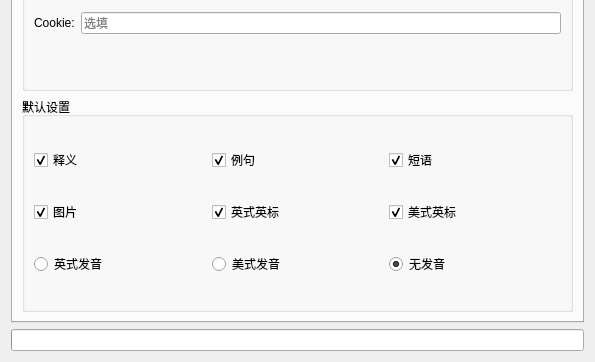
This is addon/designer/mainWindowForm.ui in megachweng/Dict2Anki as Qt 5 draws it before an edit; both pictures show x 0 to 595 and y 171 to 533 of the 595 by 533 pixel window. The edited form follows.
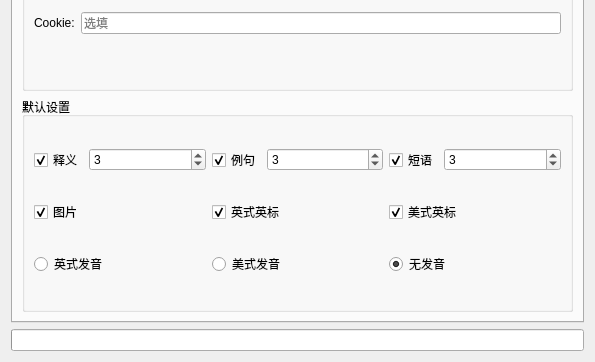
This is the edited form.

Commit message: 添加自定义短语 例句 释义数量选项

Diff of the .ui file:
```diff
--- a/addon/designer/mainWindowForm.ui
+++ b/addon/designer/mainWindowForm.ui
@@ -238,11 +238,45 @@
          <property name="title">
           <string>默认设置</string>
          </property>
-         <layout class="QGridLayout" name="gridLayout">
+         <layout class="QGridLayout" name="gridLayout" rowstretch="0,0,0,0">
           <item row="0" column="1">
-           <widget class="QCheckBox" name="sentenceCheckBox">
+           <layout class="QHBoxLayout" name="horizontalLayout_2" stretch="0,1">
+            <item>
+             <widget class="QCheckBox" name="sentenceCheckBox">
+              <property name="text">
+               <string>例句</string>
+              </property>
+              <property name="checked">
+               <bool>true</bool>
+              </property>
+             </widget>
+            </item>
+            <item>
+             <widget class="QSpinBox" name="sentenceSpinBox">
+              <property name="buttonSymbols">
+               <enum>QAbstractSpinBox::UpDownArrows</enum>
+              </property>
+              <property name="value">
+               <number>3</number>
+              </property>
+             </widget>
+            </item>
+           </layout>
+          </item>
+          <item row="1" column="0">
+           <widget class="QCheckBox" name="imageCheckBox">
             <property name="text">
-             <string>例句</string>
+             <string>图片</string>
+            </property>
+            <property name="checked">
+             <bool>true</bool>
+            </property>
+           </widget>
+          </item>
+          <item row="1" column="2">
+           <widget class="QCheckBox" name="AmEPhoneticCheckBox">
+            <property name="text">
+             <string>美式英标</string>
             </property>
             <property name="checked">
              <bool>true</bool>
@@ -250,16 +284,61 @@
            </widget>
           </item>
           <item row="0" column="0">
-           <widget class="QCheckBox" name="definitionCheckBox">
+           <layout class="QHBoxLayout" name="horizontalLayout_3" stretch="0,1">
+            <item>
+             <widget class="QCheckBox" name="definitionCheckBox">
+              <property name="text">
+               <string>释义</string>
+              </property>
+              <property name="checked">
+               <bool>true</bool>
+              </property>
+             </widget>
+            </item>
+            <item>
+             <widget class="QSpinBox" name="definitionSpinBox">
+              <property name="buttonSymbols">
+               <enum>QAbstractSpinBox::UpDownArrows</enum>
+              </property>
+              <property name="value">
+               <number>3</number>
+              </property>
+             </widget>
+            </item>
+           </layout>
+          </item>
+          <item row="0" column="2">
+           <layout class="QHBoxLayout" name="horizontalLayout_4" stretch="0,1">
+            <item>
+             <widget class="QCheckBox" name="phraseCheckBox">
+              <property name="text">
+               <string>短语</string>
+              </property>
+              <property name="checked">
+               <bool>true</bool>
+              </property>
+             </widget>
+            </item>
+            <item>
+             <widget class="QSpinBox" name="phraseSpinBox">
+              <property name="value">
+               <number>3</number>
+              </property>
+              <property name="displayIntegerBase">
+               <number>10</number>
+              </property>
+             </widget>
+            </item>
+           </layout>
+          </item>
+          <item row="3" column="1">
+           <widget class="QRadioButton" name="AmEPronRadioButton">
             <property name="text">
-             <string>释义</string>
-            </property>
-            <property name="checked">
-             <bool>true</bool>
+             <string>美式发音</string>
             </property>
            </widget>
           </item>
-          <item row="5" column="2">
+          <item row="3" column="2">
            <widget class="QRadioButton" name="noPronRadioButton">
             <property name="text">
              <string>无发音</string>
@@ -269,17 +348,7 @@
             </property>
            </widget>
           </item>
-          <item row="0" column="2">
-           <widget class="QCheckBox" name="phraseCheckBox">
-            <property name="text">
-             <string>短语</string>
-            </property>
-            <property name="checked">
-             <bool>true</bool>
-            </property>
-           </widget>
-          </item>
-          <item row="5" column="0">
+          <item row="3" column="0">
            <widget class="QRadioButton" name="BrEPronRadioButton">
             <property name="text">
              <string>英式发音</string>
@@ -289,13 +358,6 @@
             </property>
            </widget>
           </item>
-          <item row="5" column="1">
-           <widget class="QRadioButton" name="AmEPronRadioButton">
-            <property name="text">
-             <string>美式发音</string>
-            </property>
-           </widget>
-          </item>
           <item row="1" column="1">
            <widget class="QCheckBox" name="BrEPhoneticCheckBox">
             <property name="text">
@@ -306,26 +368,6 @@
             </property>
            </widget>
           </item>
-          <item row="1" column="2">
-           <widget class="QCheckBox" name="AmEPhoneticCheckBox">
-            <property name="text">
-             <string>美式英标</string>
-            </property>
-            <property name="checked">
-             <bool>true</bool>
-            </property>
-           </widget>
-          </item>
-          <item row="1" column="0">
-           <widget class="QCheckBox" name="imageCheckBox">
-            <property name="text">
-             <string>图片</string>
-            </property>
-            <property name="checked">
-             <bool>true</bool>
-            </property>
-           </widget>
-          </item>
          </layout>
         </widget>
        </item>
```
The commit also changes 7 other files.
